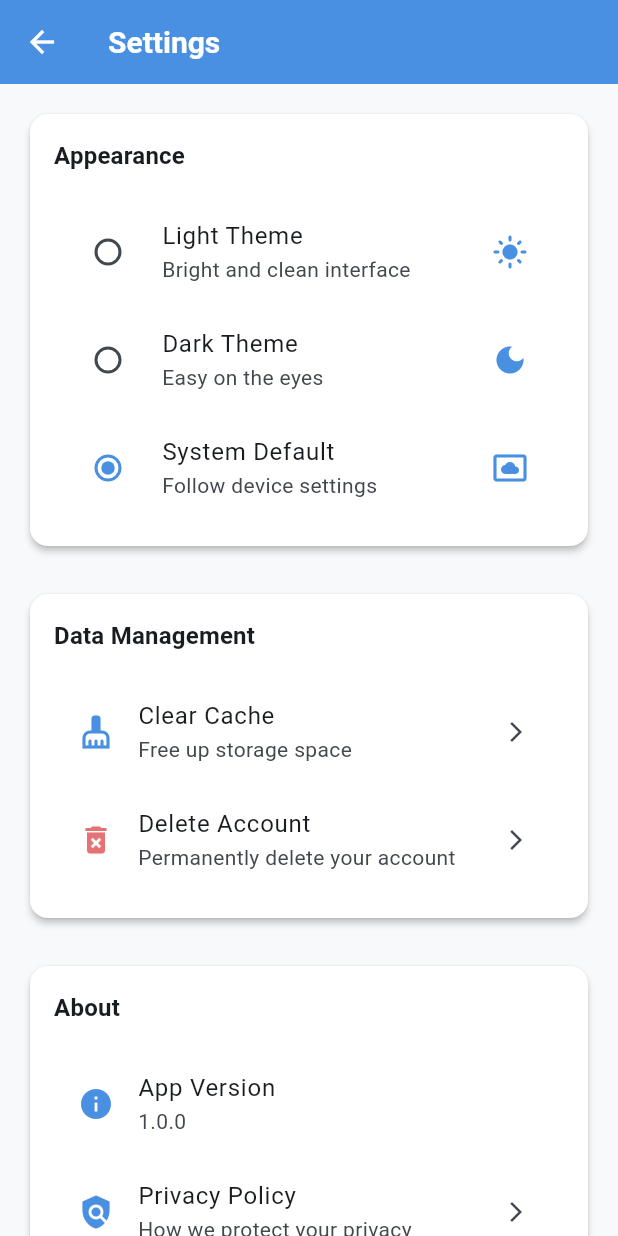
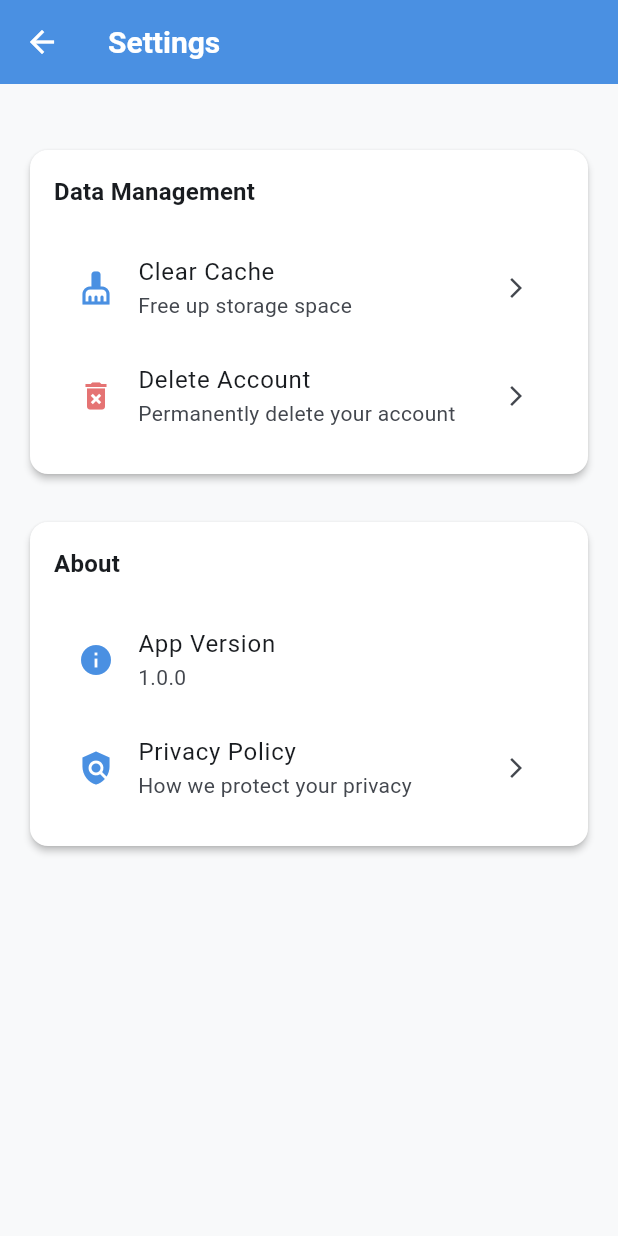
Before and after one commit to RohanM007/Mend, a Flutter app: the SettingsScreen screen opened directly, on a phone screen of 412 x 824 dp. Run offline on Flutter 3.47's test engine with Material 3 defaults, Android fonts, the phone set to English and light mode, and no system bars; our stand-ins replace cloud_firestore, firebase_auth, firebase_core, fl_chart, flutter_local_notifications, google_fonts and 2 more; accounts and stored records are empty; generated files the repository leaves out were written again.

Commit message:
Removed The dark theme

```diff
--- a/Mend/mend/lib/screens/profile/settings_screen.dart
+++ b/Mend/mend/lib/screens/profile/settings_screen.dart
@@ -24,8 +24,6 @@ class _SettingsScreenState extends State<SettingsScreen> {
       body: ListView(
         padding: const EdgeInsets.all(AppConstants.paddingMedium),
         children: [
-          // Appearance Section
-          _buildAppearanceSection(context),
 
           const SizedBox(height: AppConstants.paddingLarge),
 
@@ -41,83 +39,7 @@ class _SettingsScreenState extends State<SettingsScreen> {
     );
   }
 
-  Widget _buildAppearanceSection(BuildContext context) {
-    return Card(
-      child: Padding(
-        padding: const EdgeInsets.all(AppConstants.paddingMedium),
-        child: Column(
-          crossAxisAlignment: CrossAxisAlignment.start,
-          children: [
-            Text(
-              'Appearance',
-              style: Theme.of(
-                context,
-              ).textTheme.titleMedium?.copyWith(fontWeight: FontWeight.bold),
-            ),
-            const SizedBox(height: AppConstants.paddingMedium),
-            Consumer<ThemeProvider>(
-              builder: (context, themeProvider, child) {
-                return Column(
-                  children: [
-                    _buildThemeOption(
-                      context,
-                      'Light Theme',
-                      'Bright and clean interface',
-                      Icons.light_mode,
-                      ThemeMode.light,
-                      themeProvider.themeMode,
-                      (value) => themeProvider.setThemeMode(value),
-                    ),
-                    _buildThemeOption(
-                      context,
-                      'Dark Theme',
-                      'Easy on the eyes',
-                      Icons.dark_mode,
-                      ThemeMode.dark,
-                      themeProvider.themeMode,
-                      (value) => themeProvider.setThemeMode(value),
-                    ),
-                    _buildThemeOption(
-                      context,
-                      'System Default',
-                      'Follow device settings',
-                      Icons.settings_system_daydream,
-                      ThemeMode.system,
-                      themeProvider.themeMode,
-                      (value) => themeProvider.setThemeMode(value),
-                    ),
-                  ],
-                );
-              },
-            ),
-          ],
-        ),
-      ),
-    );
-  }
 
-  Widget _buildThemeOption(
-    BuildContext context,
-    String title,
-    String subtitle,
-    IconData icon,
-    ThemeMode value,
-    ThemeMode groupValue,
-    Function(ThemeMode) onChanged,
-  ) {
-    return RadioListTile<ThemeMode>(
-      title: Text(title),
-      subtitle: Text(subtitle),
-      secondary: Icon(icon, color: AppConstants.primaryColor),
-      value: value,
-      groupValue: groupValue,
-      onChanged: (ThemeMode? newValue) {
-        if (newValue != null) {
-          onChanged(newValue);
-        }
-      },
-    );
-  }
 
   Widget _buildDataSection(BuildContext context) {
     return Card(
```
